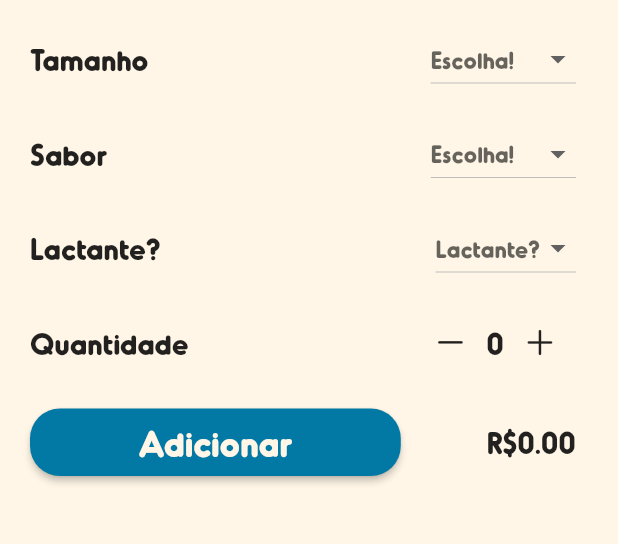
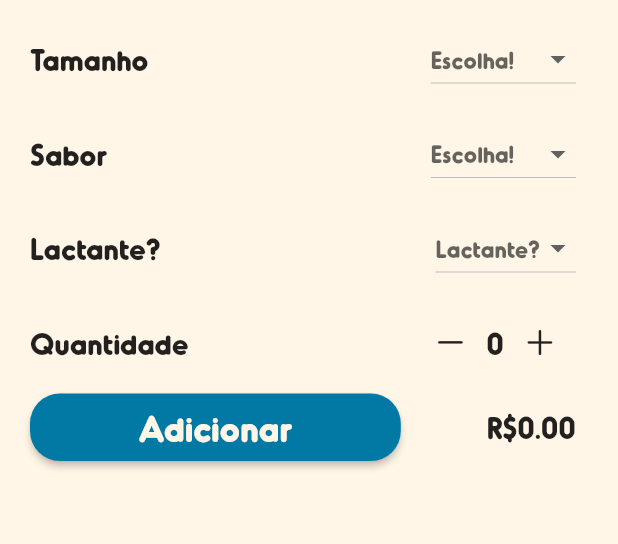
Before and after one commit to BerPGR/flutter-chiquinho, a Flutter app: the ProductScreen screen opened directly, on a phone screen of 412 x 824 dp, the part 583-1127 px from its top. Run offline on Flutter 3.47's test engine with Material 2 defaults, Android fonts, the phone set to English and light mode, and no system bars.

Commit message:
Changed some designs

```diff
--- a/lib/screens/cart_screen.dart
+++ b/lib/screens/cart_screen.dart
@@ -177,7 +177,9 @@ class _CartScreenState extends State<CartScreen> {
                     ),
                   ),
                   onPressed: () {
-                    pedidos.clear();
+                    setState(() {
+                      pedidos.clear();
+                    });
                   },
                   child: Text(
                     'Finalizar pedido',
--- a/lib/widgets/montar_sorvete_widget.dart
+++ b/lib/widgets/montar_sorvete_widget.dart
@@ -291,7 +291,7 @@ class _MontarChiquinhoWidgetState extends State<MontarChiquinhoWidget> {
                 ],
               ),
               Padding(
-                padding: const EdgeInsets.only(top: 20),
+                padding: const EdgeInsets.only(top: 10),
                 child: Row(
                   mainAxisAlignment: MainAxisAlignment.spaceBetween,
                   children: [
```
Also changed, not shown: pubspec.lock.
